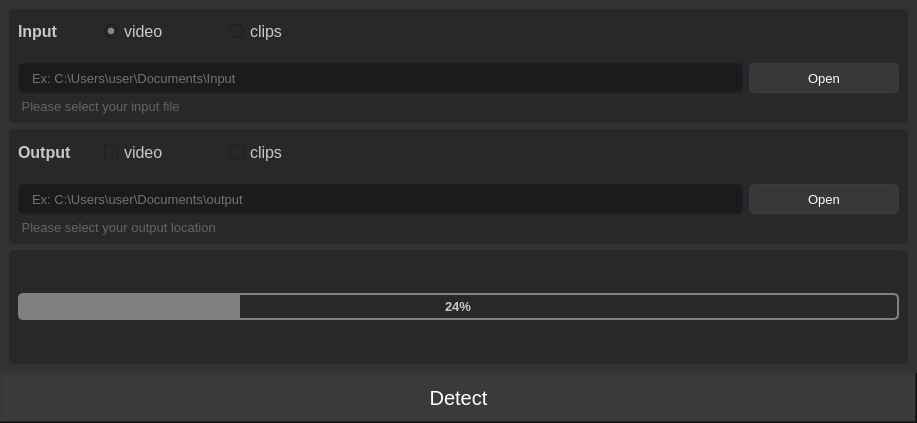
Old version of the form user_interface/form/ui_page2.ui in the repository mmiikeke/Lane_Detection.
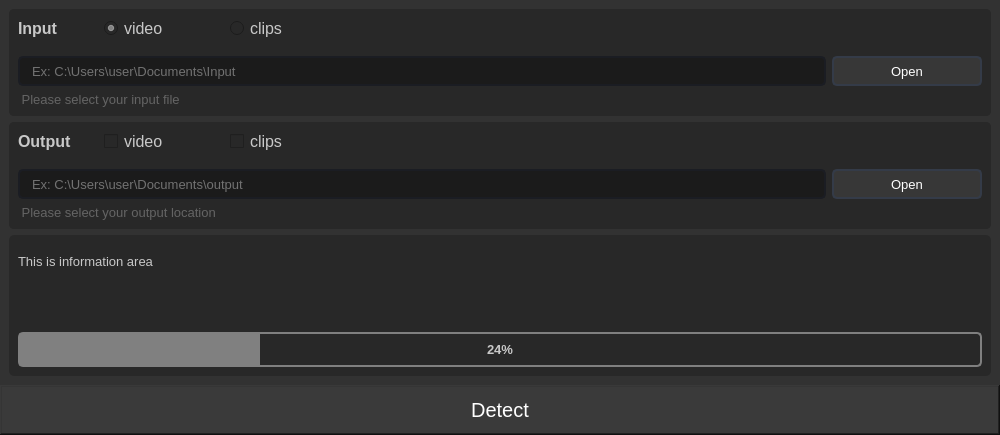
New version of the form. Icons and pictures are not drawn.

Diff of the .ui file:
```diff
--- a/user_interface/form/ui_page2.ui
+++ b/user_interface/form/ui_page2.ui
@@ -6,8 +6,8 @@
    <rect>
     <x>0</x>
     <y>0</y>
-    <width>917</width>
-    <height>423</height>
+    <width>1000</width>
+    <height>435</height>
    </rect>
   </property>
   <property name="windowTitle">
@@ -558,7 +558,101 @@
            </property>
            <layout class="QVBoxLayout" name="verticalLayout_8">
             <item>
+             <widget class="QFrame" name="frame_infobar">
+              <property name="frameShape">
+               <enum>QFrame::StyledPanel</enum>
+              </property>
+              <property name="frameShadow">
+               <enum>QFrame::Raised</enum>
+              </property>
+              <layout class="QHBoxLayout" name="horizontalLayout_5">
+               <property name="spacing">
+                <number>0</number>
+               </property>
+               <property name="leftMargin">
+                <number>0</number>
+               </property>
+               <property name="topMargin">
+                <number>10</number>
+               </property>
+               <property name="rightMargin">
+                <number>0</number>
+               </property>
+               <property name="bottomMargin">
+                <number>0</number>
+               </property>
+               <item>
+                <widget class="QLabel" name="label">
+                 <property name="sizePolicy">
+                  <sizepolicy hsizetype="Expanding" vsizetype="Expanding">
+                   <horstretch>0</horstretch>
+                   <verstretch>0</verstretch>
+                  </sizepolicy>
+                 </property>
+                 <property name="font">
+                  <font>
+                   <family>Arial</family>
+                   <pointsize>10</pointsize>
+                  </font>
+                 </property>
+                 <property name="styleSheet">
+                  <string notr="true">color: rgb(200, 200, 200);</string>
+                 </property>
+                 <property name="text">
+                  <string>This is information area</string>
+                 </property>
+                 <property name="alignment">
+                  <set>Qt::AlignLeading|Qt::AlignLeft|Qt::AlignTop</set>
+                 </property>
+                </widget>
+               </item>
+              </layout>
+             </widget>
+            </item>
+            <item>
+             <widget class="QFrame" name="frame_progressBar">
+              <property name="minimumSize">
+               <size>
+                <width>0</width>
+                <height>35</height>
+               </size>
+              </property>
+              <property name="maximumSize">
+               <size>
+                <width>16777215</width>
+                <height>35</height>
+               </size>
+              </property>
+              <property name="frameShape">
+               <enum>QFrame::StyledPanel</enum>
+              </property>
+              <property name="frameShadow">
+               <enum>QFrame::Raised</enum>
+              </property>
+              <layout class="QHBoxLayout" name="horizontalLayout_4">
+               <property name="spacing">
+                <number>0</number>
+               </property>
+               <property name="leftMargin">
+                <number>0</number>
+               </property>
+               <property name="topMargin">
+                <number>0</number>
+               </property>
+               <property name="rightMargin">
+                <number>0</number>
+               </property>
+               <property name="bottomMargin">
+                <number>0</number>
+               </property>
+               <item>
              <widget class="QProgressBar" name="progressBar">
+                 <property name="sizePolicy">
+                  <sizepolicy hsizetype="Expanding" vsizetype="Expanding">
+                   <horstretch>0</horstretch>
+                   <verstretch>0</verstretch>
+                  </sizepolicy>
+                 </property>
               <property name="font">
                <font>
                 <family>Segoe UI</family>
@@ -582,6 +676,9 @@
               <property name="value">
                <number>24</number>
               </property>
+                </widget>
+               </item>
+              </layout>
              </widget>
             </item>
            </layout>
```
Lines whose indentation alone changed are shown as unchanged.
